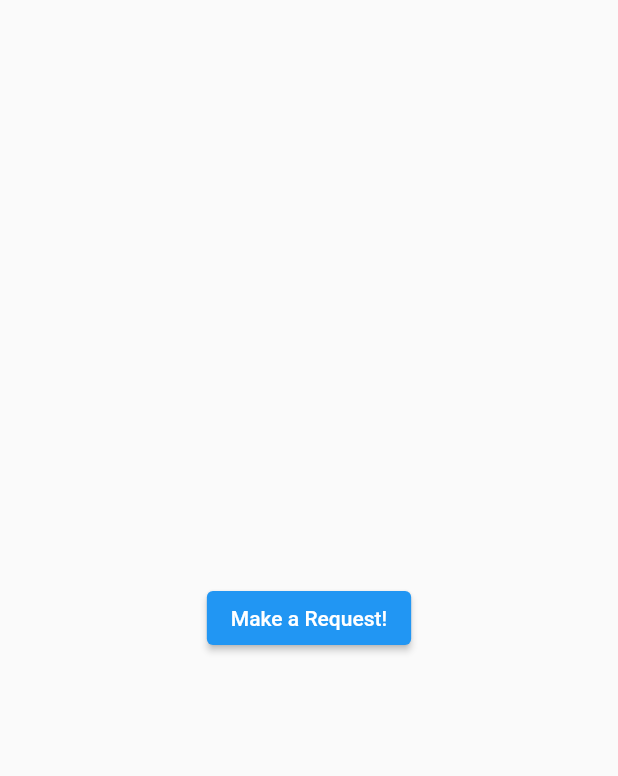
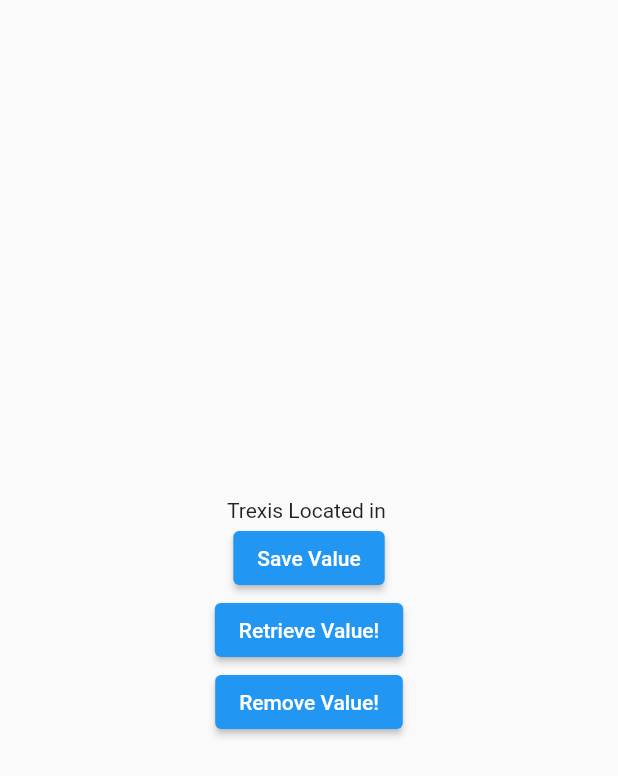
Before and after one commit to chaitanya-penjri/Trexis-Flutter-App, a Flutter app: the screen it shows after launch, on a phone screen of 412 x 824 dp. Shown: the top 776 px of the screen. Run offline on Flutter 3.47's test engine with Material 2 defaults, Android fonts, the phone set to English and light mode, and no system bars; our stand-ins replace google_fonts, shared_preferences.

Commit message:
# shared preferences basics

```diff
--- a/lib/main.dart
+++ b/lib/main.dart
@@ -1,6 +1,7 @@
 import 'package:flutter/material.dart';
 import 'package:flutter_trexis_app/job_home_page.dart';
 import 'package:flutter_trexis_app/login_page.dart';
+import 'package:flutter_trexis_app/user_preferences_page.dart';
 import 'package:flutter_trexis_app/users_list_network_page.dart';
 
 void main() {
@@ -14,7 +15,7 @@ class TrexisApp extends StatelessWidget {
   Widget build(BuildContext context) {
     return MaterialApp(
       debugShowCheckedModeBanner: false,
-      home: UsersListPage(),
+      home: UserPreferencesPage(),
     );
   }
 }
--- /dev/null
+++ b/lib/user_preferences_page.dart
@@ -0,0 +1,69 @@
+import 'package:shared_preferences/shared_preferences.dart';
+import 'package:flutter/material.dart';
+
+class UserPreferencesPage extends StatefulWidget {
+  const UserPreferencesPage({Key? key}) : super(key: key);
+
+  @override
+  State<UserPreferencesPage> createState() => _UserPreferencesPageState();
+}
+
+class _UserPreferencesPageState extends State<UserPreferencesPage> {
+
+  String someValue = '';
+
+  Future<SharedPreferences> _getSharedPreferences() async {
+    return await SharedPreferences.getInstance();
+  }
+
+  void _storeValue() async {
+    var sharedPrefs = await _getSharedPreferences();
+
+    await sharedPrefs.setString('trexis_office', 'Atlanta, GA');
+  }
+
+  void _retrieveValue() async {
+    var sharedPrefs = await _getSharedPreferences();
+
+    var value = await sharedPrefs.getString('trexis_office');
+    setState(() {
+      someValue = value ?? "No value is There!";
+    });
+  }
+
+  void _removeValue() async {
+    var sharedPrefs = await _getSharedPreferences();
+
+    await sharedPrefs.remove('trexis_office');
+    _retrieveValue();
+  }
+
+  @override
+  Widget build(BuildContext context) {
+    return Scaffold(
+      body: Center(
+        child: Column(
+          mainAxisAlignment: MainAxisAlignment.center,
+          children: [
+            Text('Trexis Located in $someValue'),
+
+            ElevatedButton(
+              onPressed: _storeValue,
+              child: Text('Save Value'),
+            ),
+
+            ElevatedButton(
+              onPressed: _retrieveValue,
+              child: Text('Retrieve Value!'),
+            ),
+
+            ElevatedButton(
+              onPressed: _removeValue,
+              child: Text('Remove Value!'),
+            ),
+          ],
+        ),
+      ),
+    );
+  }
+}
--- a/pubspec.yaml
+++ b/pubspec.yaml
@@ -36,6 +36,7 @@ dependencies:
   cupertino_icons: ^1.0.2
   google_fonts: ^3.0.1
   http: ^0.13.5
+  shared_preferences: ^2.0.15
 
 dev_dependencies:
   flutter_test:
```
Also changed, not shown: pubspec.lock, 1 other file.
